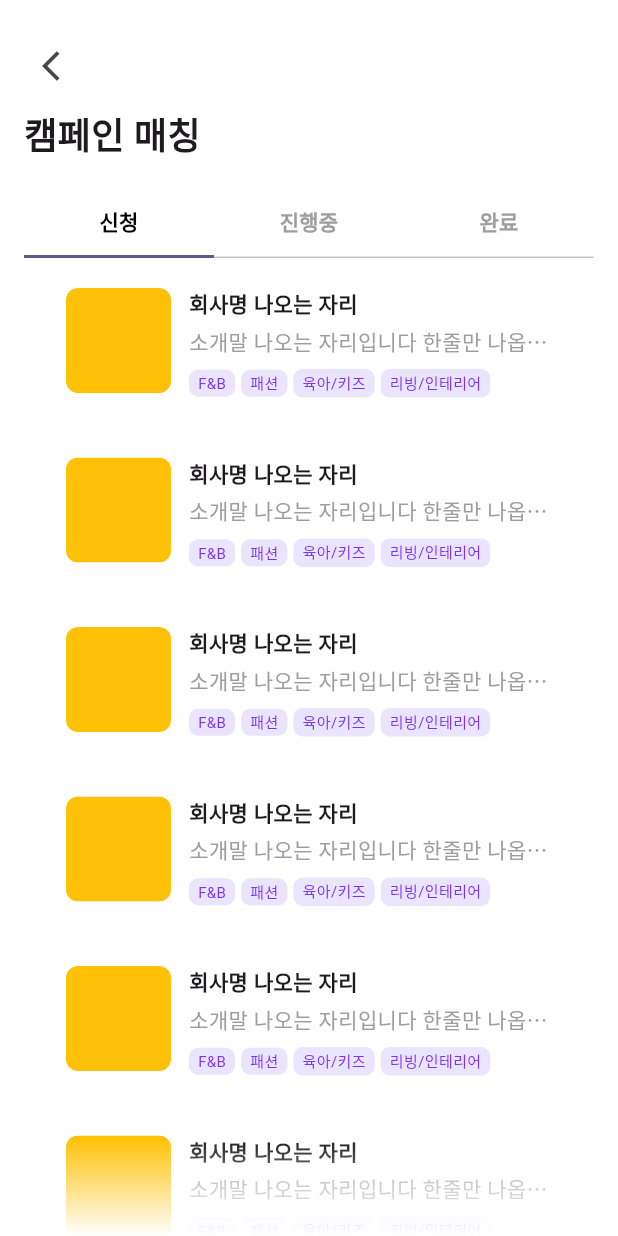
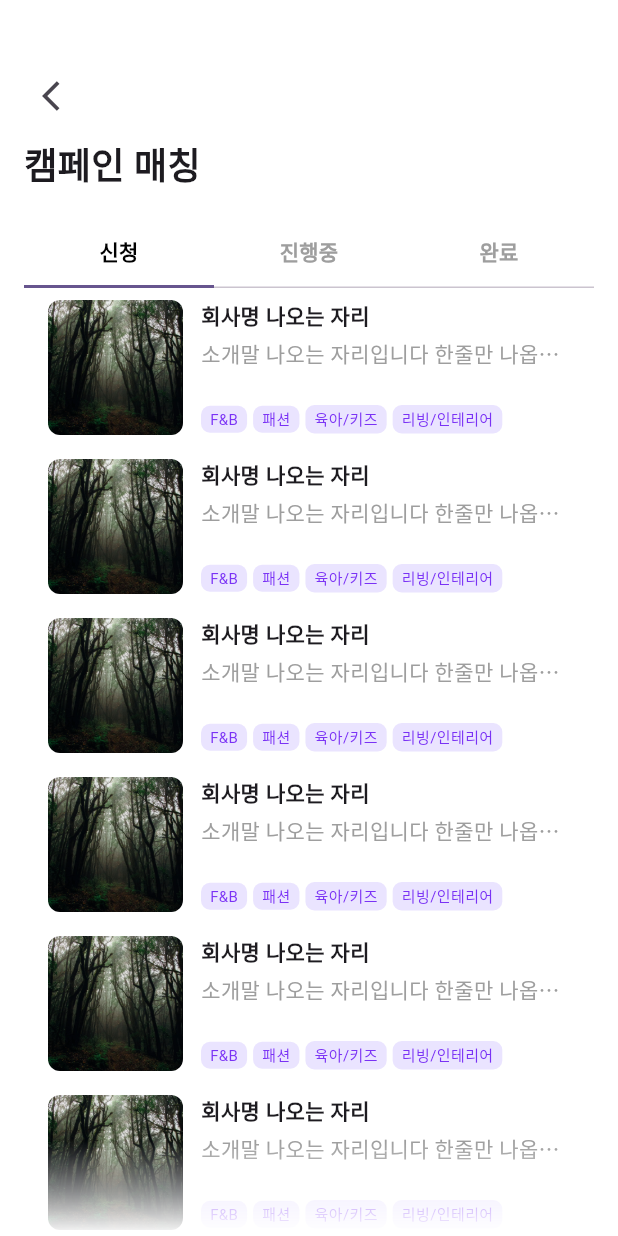
Before and after one commit to qureshi0197/supercorder_task, a Flutter app: the screen it shows after launch, after a tap on an icon or button, on a phone screen of 412 x 824 dp. Run offline on Flutter 3.47's test engine with Material 3 defaults, Android fonts, the light colour scheme and no system bars; our stand-ins replace file_picker, flutter_svg, get, image_picker, permission_handler.

```diff
--- a/lib/app/modules/campaigns/views/campaigns_view.dart
+++ b/lib/app/modules/campaigns/views/campaigns_view.dart
@@ -9,7 +9,7 @@ class CampaignsView extends GetView<CampaignsController> {
   Widget _buildCampaignCard(String imageUrl) {
     return Container(
       margin: const EdgeInsets.symmetric(horizontal: 16, vertical: 8),
-      padding: const EdgeInsets.all(12),
+      // padding: const EdgeInsets.all(12),
       decoration: BoxDecoration(
         color: Colors.white,
         borderRadius: BorderRadius.circular(12),
@@ -20,11 +20,7 @@ class CampaignsView extends GetView<CampaignsController> {
         children: [
           ClipRRect(
             borderRadius: BorderRadius.circular(8),
-            child: Container(
-              width: 70,
-              height: 70,
-              color: Colors.amber,
-            ), //Image.asset('assets/images/dummy_image.png', width: 70, height: 70, fit: BoxFit.cover),
+            child: Image.asset('assets/images/dummy_image.png', width: 90, height: 90, fit: BoxFit.cover),
           ),
           const SizedBox(width: 12),
           Expanded(
@@ -39,7 +35,7 @@ class CampaignsView extends GetView<CampaignsController> {
                   maxLines: 1,
                   overflow: TextOverflow.ellipsis,
                 ),
-                const SizedBox(height: 8),
+                const SizedBox(height: 24),
                 Row(
                   children: const [
                     _CategoryChip(label: 'tag_fnb'),
@@ -68,7 +64,7 @@ class CampaignsView extends GetView<CampaignsController> {
         child: Column(
           crossAxisAlignment: CrossAxisAlignment.stretch,
           children: [
-            const SizedBox(height: 20),
+            const SizedBox(height: 40),
             const CustomPageHeader(title: 'campaign_matching'),
 
             // Tab bar
--- a/lib/app/modules/profile/views/profile_view.dart
+++ b/lib/app/modules/profile/views/profile_view.dart
@@ -181,12 +181,12 @@ class ProfileView extends GetView<ProfileController> {
           border: Border(bottom: BorderSide(color: Color(0xFFE0E0E0), width: 1)),
         ),
         child: ListTile(
-          // leading: SvgPicture.asset(
-          //   iconUrl,
-          //   width: 23,
-          //   height: 16,
-          //   colorFilter: const ColorFilter.mode(Color(0xFF888888), BlendMode.srcIn),
-          // ),
+          leading: SvgPicture.asset(
+            iconUrl,
+            width: 23,
+            height: 16,
+            colorFilter: const ColorFilter.mode(Color(0xFF888888), BlendMode.srcIn),
+          ),
           title: Text(title),
           onTap: route != null ? () => Get.toNamed(route) : null,
           trailing: const Icon(Icons.chevron_right),
```
Also changed, not shown: pubspec.yaml (+1 -12 lines).
